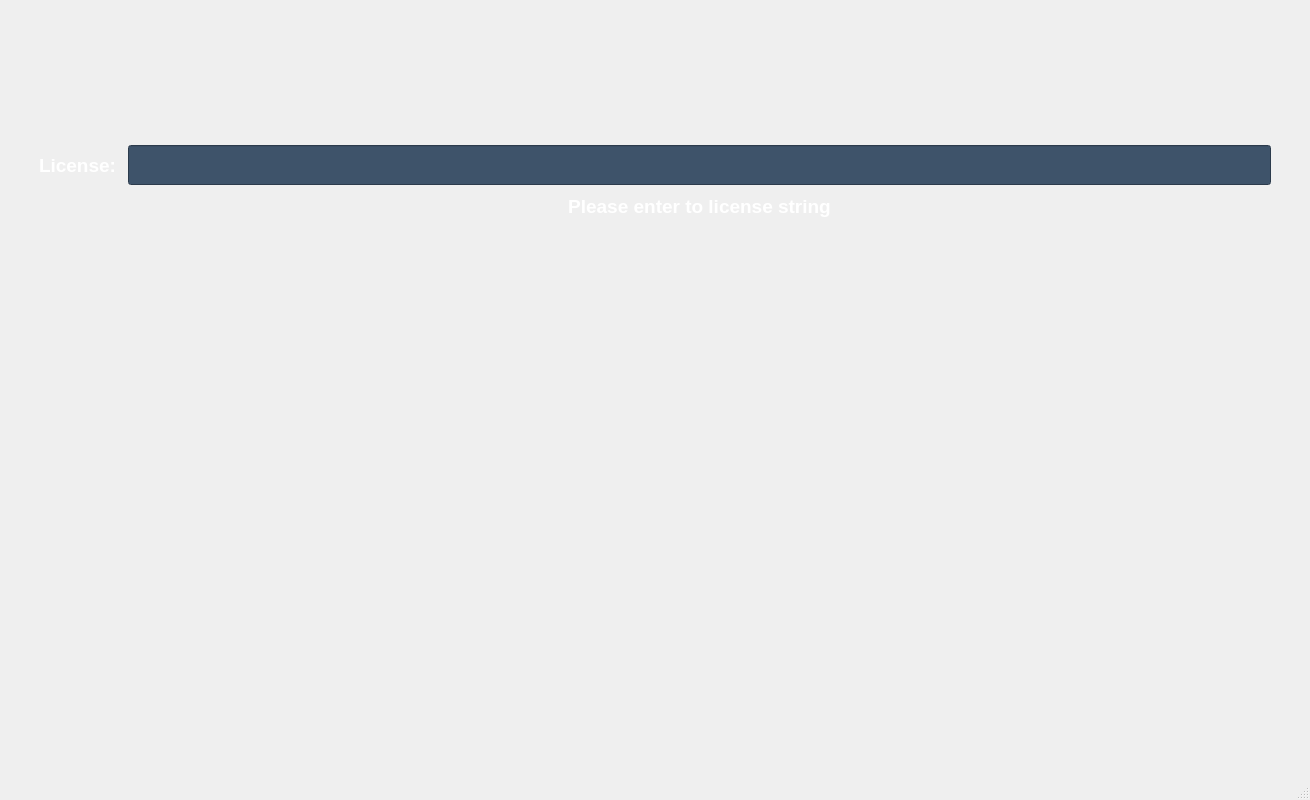
Old version of the form forms/Page_0.ui in the repository apollo-k22/FaceAI-Product.
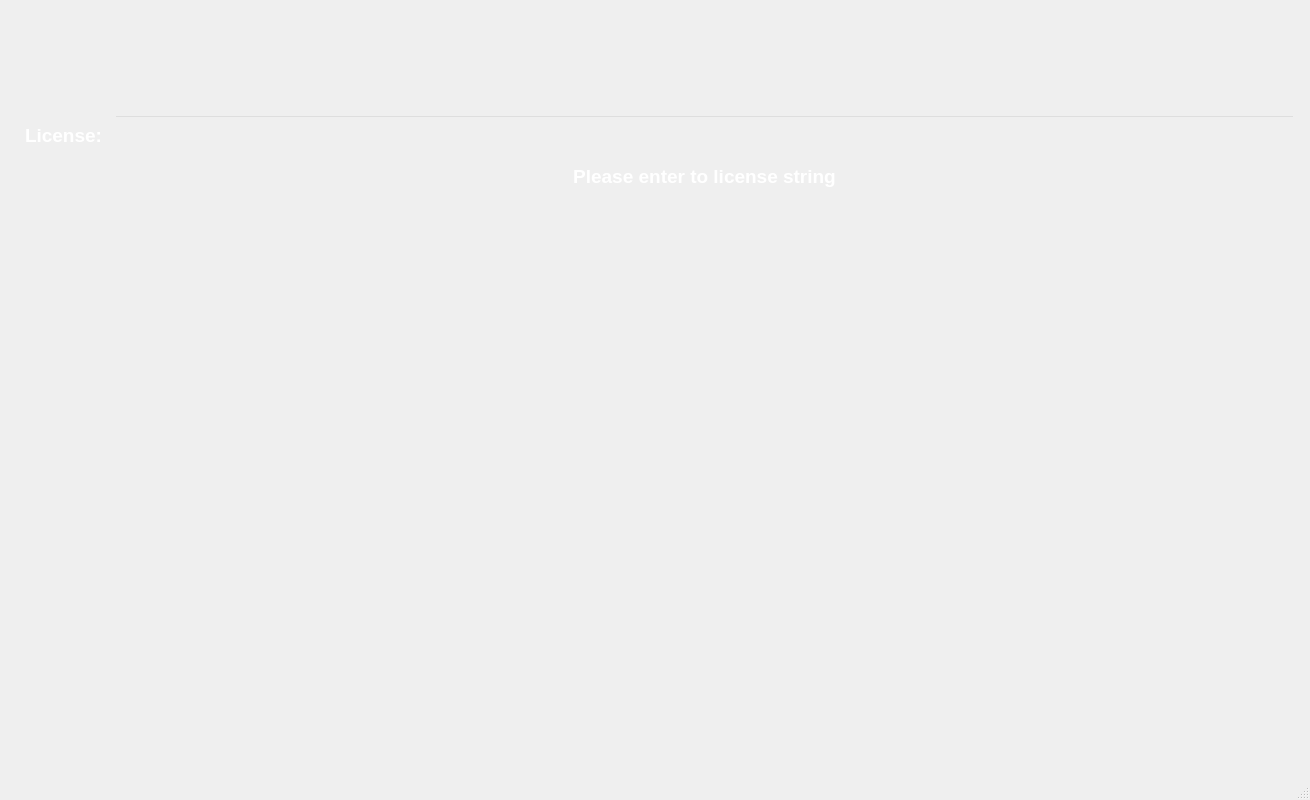
New version of the form. Icons and pictures are not drawn.

Commit message: update license page

What changed in the file:
```diff
--- a/forms/Page_0.ui
+++ b/forms/Page_0.ui
@@ -20,19 +20,68 @@
    <property name="styleSheet">
     <string notr="true"/>
    </property>
-   <layout class="QVBoxLayout" name="verticalLayout_3" stretch="0,0">
+   <layout class="QVBoxLayout" name="verticalLayout_3" stretch="0">
+    <property name="spacing">
+     <number>0</number>
+    </property>
+    <property name="leftMargin">
+     <number>10</number>
+    </property>
+    <property name="topMargin">
+     <number>10</number>
+    </property>
+    <property name="rightMargin">
+     <number>0</number>
+    </property>
+    <property name="bottomMargin">
+     <number>0</number>
+    </property>
+    <item>
+     <layout class="QVBoxLayout" name="verticalLayout" stretch="0,0,0">
+      <property name="spacing">
+       <number>0</number>
+      </property>
+      <property name="leftMargin">
+       <number>0</number>
+      </property>
+      <property name="topMargin">
+       <number>0</number>
+      </property>
+      <property name="rightMargin">
+       <number>0</number>
+      </property>
+      <property name="bottomMargin">
+       <number>0</number>
+      </property>
+      <item>
+       <layout class="QHBoxLayout" name="horizontalLayout_2">
+        <property name="leftMargin">
+         <number>10</number>
+        </property>
+        <property name="topMargin">
+         <number>10</number>
+        </property>
+        <property name="bottomMargin">
+         <number>20</number>
+        </property>
     <item>
      <widget class="QLabel" name="label_11">
       <property name="sizePolicy">
-       <sizepolicy hsizetype="Expanding" vsizetype="Expanding">
+           <sizepolicy hsizetype="Fixed" vsizetype="Fixed">
         <horstretch>0</horstretch>
         <verstretch>0</verstretch>
        </sizepolicy>
       </property>
+          <property name="minimumSize">
+           <size>
+            <width>120</width>
+            <height>60</height>
+           </size>
+          </property>
       <property name="maximumSize">
        <size>
-        <width>200</width>
-        <height>100</height>
+            <width>120</width>
+            <height>60</height>
        </size>
       </property>
       <property name="styleSheet">
@@ -53,19 +102,20 @@
      </widget>
     </item>
     <item>
-     <layout class="QVBoxLayout" name="verticalLayout" stretch="0,0">
-      <property name="leftMargin">
-       <number>15</number>
-      </property>
-      <property name="topMargin">
-       <number>15</number>
-      </property>
-      <property name="rightMargin">
-       <number>15</number>
-      </property>
-      <property name="bottomMargin">
-       <number>15</number>
-      </property>
+         <spacer name="horizontalSpacer">
+          <property name="orientation">
+           <enum>Qt::Horizontal</enum>
+          </property>
+          <property name="sizeHint" stdset="0">
+           <size>
+            <width>40</width>
+            <height>20</height>
+           </size>
+          </property>
+         </spacer>
+        </item>
+       </layout>
+      </item>
       <item>
        <layout class="QHBoxLayout" name="horizontalLayout" stretch="0">
         <property name="spacing">
@@ -125,7 +175,8 @@
             </property>
             <property name="styleSheet">
              <string notr="true">background-color: #3E536A;
-color: rgb(255, 255, 255);</string>
+color: rgb(255, 255, 255);
+background:transparent;</string>
             </property>
            </widget>
           </item>
```
Lines whose indentation alone changed are shown as unchanged.
